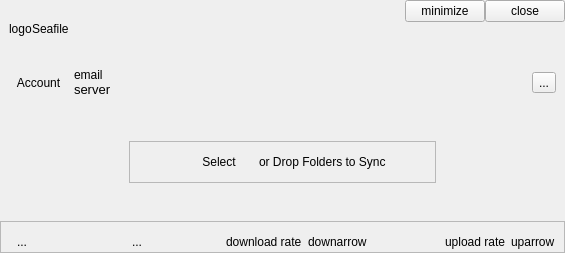
First picture: the form in ui/cloud-view.ui, repository haiwen/seafile-client, before the edit.
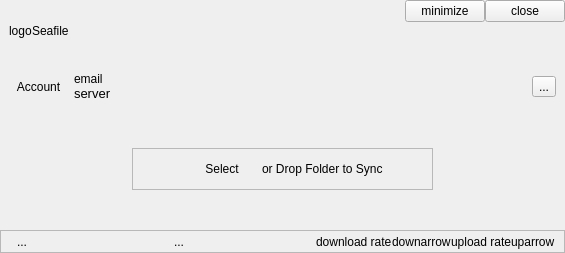
Second picture: the form after the edit.

Patch:
```diff
--- a/ui/cloud-view.ui
+++ b/ui/cloud-view.ui
@@ -262,7 +262,7 @@
            <item>
             <widget class="QLabel" name="mDropFolderText">
              <property name="text">
-              <string>or Drop Folders to Sync</string>
+              <string>or Drop Folder to Sync</string>
              </property>
             </widget>
            </item>
@@ -322,6 +322,12 @@
       <enum>QFrame::Raised</enum>
      </property>
      <layout class="QHBoxLayout" name="horizontalLayout_2">
+      <property name="spacing">
+       <number>0</number>
+      </property>
+      <property name="topMargin">
+       <number>0</number>
+      </property>
       <property name="bottomMargin">
        <number>0</number>
       </property>
@@ -396,19 +402,6 @@
         </item>
        </layout>
       </item>
-      <item>
-       <spacer name="horizontalSpacer_4">
-        <property name="orientation">
-         <enum>Qt::Horizontal</enum>
-        </property>
-        <property name="sizeHint" stdset="0">
-         <size>
-          <width>40</width>
-          <height>20</height>
-         </size>
-        </property>
-       </spacer>
-      </item>
       <item>
        <layout class="QHBoxLayout" name="horizontalLayout_4">
         <item>
```
